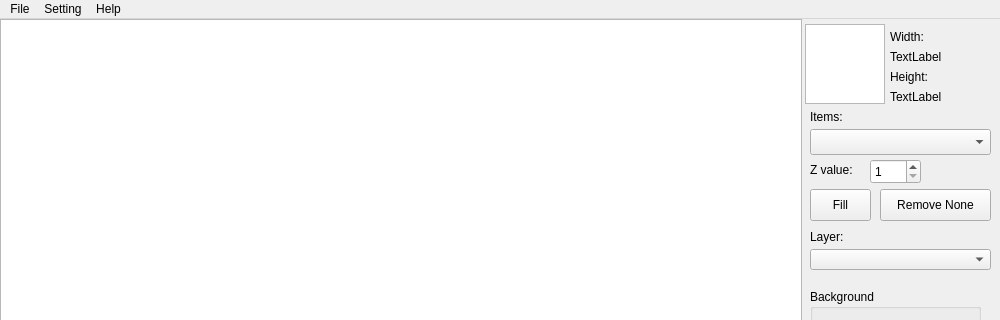
Vazzi/Stalker-Editor, file mainwindow.ui: the form before one commit; both pictures show x 0 to 1000 and y 0 to 320 of the 1000 by 623 pixel window.
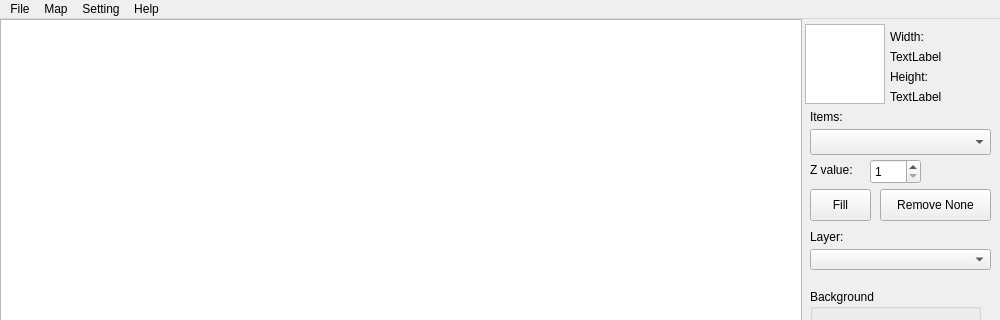
The form after the commit.

```diff
--- a/mainwindow.ui
+++ b/mainwindow.ui
@@ -354,7 +354,7 @@
      <x>0</x>
      <y>0</y>
      <width>1000</width>
-     <height>21</height>
+     <height>22</height>
     </rect>
    </property>
    <widget class="QMenu" name="menuFile">
@@ -383,7 +383,14 @@
     <addaction name="actionAbout"/>
     <addaction name="actionInformation"/>
    </widget>
+   <widget class="QMenu" name="menuMap">
+    <property name="title">
+     <string>Map</string>
+    </property>
+    <addaction name="actionInformation_2"/>
+   </widget>
    <addaction name="menuFile"/>
+   <addaction name="menuMap"/>
    <addaction name="menuSetting"/>
    <addaction name="menuHelp"/>
   </widget>
```
Left out of the diff: 16 changed lines with no effect on the pictures.
